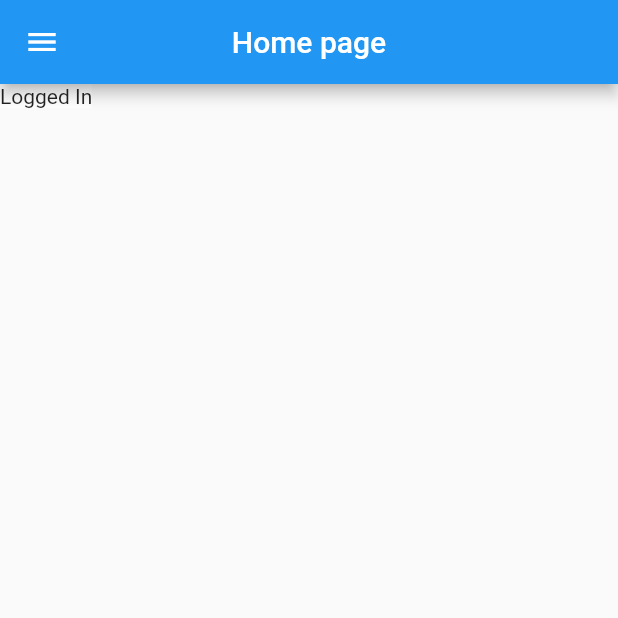
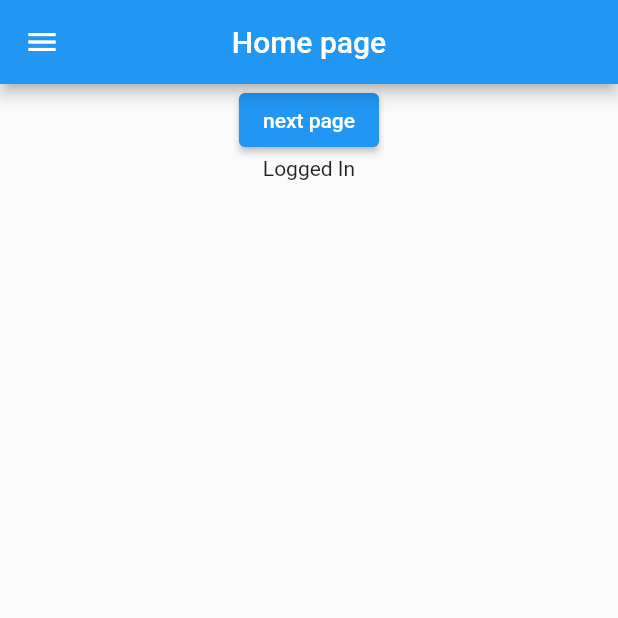
Before and after one commit to majharul-islam181/Text-to-Mental-Health-Detection-using-ML-, a Flutter app: the HomeScreen screen opened directly, on a phone screen of 412 x 824 dp, the top half of it. Run offline on Flutter 3.47's test engine with Material 2 defaults, Android fonts, the phone set to English and light mode, and no system bars; our stand-ins replace cloud_firestore, firebase_auth, firebase_core, firebase_storage, flutter_svg, get and 3 more; missing offline and left inert: fl_country_code_picker; accounts and stored records are empty.

```diff
--- a/lib/controller/auth_controller.dart
+++ b/lib/controller/auth_controller.dart
@@ -95,6 +95,7 @@ class AuthController extends GetxController {
           Get.to(() => const HomeScreen());
           print("Driver HOme Screen");
         } else {
+          log('dont have profile screen');
           Get.to(() => const ProfileSettingScreen());
         }
 
@@ -124,12 +125,17 @@ class AuthController extends GetxController {
     return imageUrl;
   }
 
-  storeUserInfo(File selectedImage, String name, String home, String contact,
-      String occupation) async {
-    String url = await uploadImage(selectedImage);
+  storeUserInfo(File? selectedImage, String name, String home, String contact,
+      String occupation,
+      {String url = ''}) async {
+    String url_new = url;
+    if (selectedImage != null) {
+       url_new = await uploadImage(selectedImage);
+    }
+
     String uid = FirebaseAuth.instance.currentUser!.uid;
     FirebaseFirestore.instance.collection('users').doc(uid).set({
-      'image': url,
+      'image': url_new,
       'name': name,
       'home_address': home,
       'contact': contact,
@@ -140,9 +146,7 @@ class AuthController extends GetxController {
     });
   }
 
-  var myUser = UserModel(
-
-  ).obs;
+  var myUser = UserModel().obs;
 
   getUserInfo() {
     String uid = FirebaseAuth.instance.currentUser!.uid;
--- a/lib/views/home_screen.dart
+++ b/lib/views/home_screen.dart
@@ -29,25 +29,29 @@ class _HomeScreenState extends State<HomeScreen> {
   @override
   Widget build(BuildContext context) {
     return Scaffold(
-
       drawer: buildDrawer(),
-
       appBar: AppBar(
         title: const Text('Home page'),
         // automaticallyImplyLeading: false,
         centerTitle: true,
       ),
-      body: Stack(
-        children: [
-          buildProfileTile(),
+      body: Container(
+        alignment: Alignment.center,
+        child: Column(
+          children: [
+            ElevatedButton(
+                onPressed: () {
 
-          Text('Logged In'),
-        ],
+                  Get.snackbar('tabbe', 'buutton pressed');
+
+                },
+                child: Text('next page')),
+            Text('Logged In'),
+          ],
+        ),
       ),
     );
   }
-
-
 
   buildDrawer() {
     return Drawer(
@@ -68,7 +72,7 @@ class _HomeScreenState extends State<HomeScreen> {
                   Container(
                     width: 80,
                     height: 80,
-                    decoration:BoxDecoration(
+                    decoration: BoxDecoration(
                         shape: BoxShape.circle,
                         // image: authController.myUser.value.image ==null? DecorationImage(
                         //   image: AssetImage('assets/person.png'),
@@ -81,8 +85,7 @@ class _HomeScreenState extends State<HomeScreen> {
                             : DecorationImage(
                                 image: NetworkImage(
                                     authController.myUser.value.image!),
-                                fit: BoxFit.fill)
-                        ),
+                                fit: BoxFit.fill)),
                   ),
                   const SizedBox(
                     width: 10,
@@ -222,81 +225,10 @@ class _HomeScreenState extends State<HomeScreen> {
                       style: GoogleFonts.poppins(color: Colors.white),
                     ),
                   )
-                : Container()
+                : Container(),
           ],
         ),
       ),
     );
   }
-
-Widget buildProfileTile() {
-    return Positioned(
-      top: 0,
-      left: 0,
-      right: 0,
-      child: Obx(() => authController.myUser.value.name == null
-          ? Center(
-              child: CircularProgressIndicator(),
-            )
-          : Container(
-              width: Get.width,
-              height: Get.width * 0.5,
-              padding: EdgeInsets.symmetric(horizontal: 20, vertical: 20),
-              decoration: BoxDecoration(color: Colors.white70),
-              child: Row(
-                crossAxisAlignment: CrossAxisAlignment.center,
-                mainAxisAlignment: MainAxisAlignment.center,
-                children: [
-                  Container(
-                    width: 60,
-                    height: 60,
-                    decoration: BoxDecoration(
-                        shape: BoxShape.circle,
-                        image: authController.myUser.value.image == null
-                            ? DecorationImage(
-                                image: AssetImage('assets/person.png'),
-                                fit: BoxFit.fill)
-                            : DecorationImage(
-                                image: NetworkImage(
-                                    authController.myUser.value.image!),
-                                fit: BoxFit.fill)),
-                  ),
-                  const SizedBox(
-                    width: 15,
-                  ),
-                  Column(
-                    crossAxisAlignment: CrossAxisAlignment.start,
-                    mainAxisAlignment: MainAxisAlignment.center,
-                    children: [
-                      RichText(
-                        text: TextSpan(children: [
-                          TextSpan(
-                              text: 'Good Morning, ',
-                              style:
-                                  TextStyle(color: Colors.black, fontSize: 14)),
-                          TextSpan(
-                              text: authController.myUser.value.name,
-                              style: TextStyle(
-                                  color: Colors.green,
-                                  fontSize: 16,
-                                  fontWeight: FontWeight.bold)),
-                        ]),
-                      ),
-                      Text(
-                        "Where are you going?",
-                        style: TextStyle(
-                            fontSize: 18,
-                            fontWeight: FontWeight.bold,
-                            color: Colors.black),
-                      )
-                    ],
-                  )
-                ],
-              ),
-            )),
-    );
-  }
-
-
-
 }
```
Also changed, not shown: lib/views/my_profile.dart (+27 -20 lines), lib/views/profile_settings.dart (+5 -5 lines).
